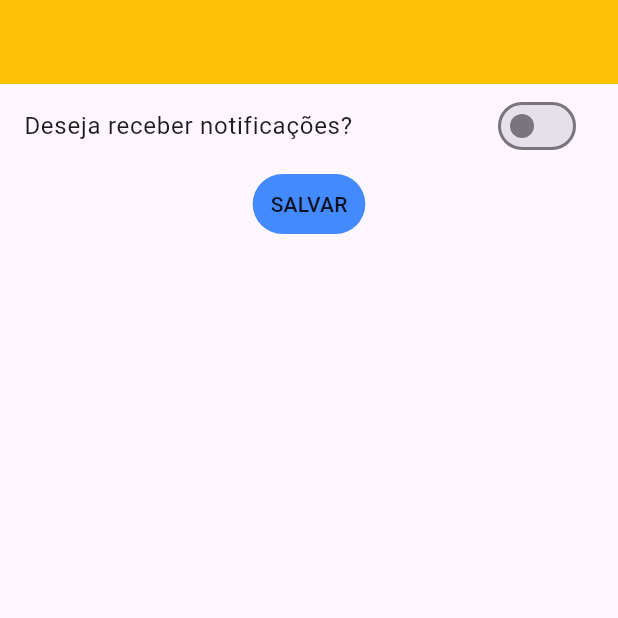
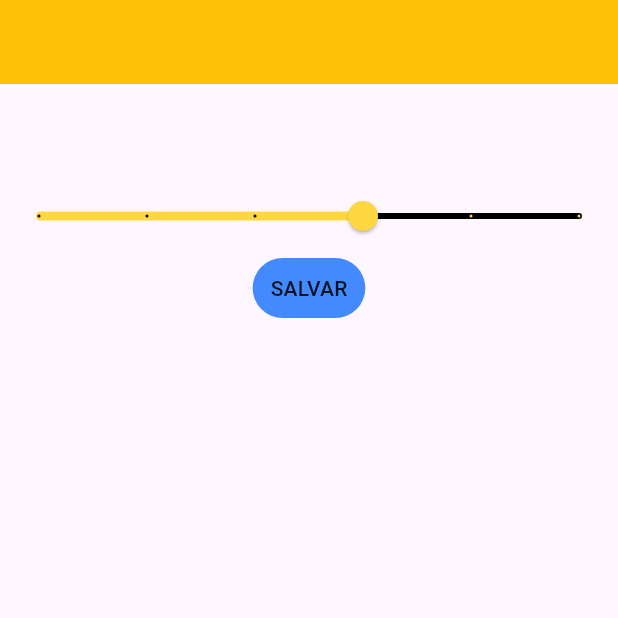
Before and after one commit to MauricioSts/APP_entrada-de-dados, a Flutter app: the screen it shows after launch, after a tap on "SALVAR", on a phone screen of 412 x 824 dp, the top half of it. Run offline on Flutter 3.47's test engine with Material 3 defaults, Android fonts, the light colour scheme and no system bars.

Commit message:
Aprendendo sobre Slider

```diff
--- /dev/null
+++ b/lib/EntradaSlider.dart
@@ -0,0 +1,49 @@
+import 'package:flutter/material.dart';
+
+class Entradaslider extends StatefulWidget {
+  const Entradaslider({super.key});
+
+  @override
+  State<Entradaslider> createState() => _EntradasliderState();
+}
+
+class _EntradasliderState extends State<Entradaslider> {
+  double _slides = 5;
+  String _labelValor = "Selecione um valor";
+
+  @override
+  Widget build(BuildContext context) {
+    return Scaffold(
+      appBar: AppBar(backgroundColor: Colors.amber),
+      body: Container(
+        child: Column(
+          children: [
+            Padding(padding: EdgeInsets.all(32)),
+            Slider(
+              min: 0,
+              max: 10,
+              value: _slides,
+              label: _labelValor,
+              divisions: 5,
+              activeColor: Colors.amberAccent,
+              inactiveColor: Colors.black,
+              onChanged: (double novoValor) {
+                setState(() {
+                  _slides = novoValor;
+                  _labelValor = novoValor.toString();
+                });
+              },
+            ),
+            TextButton(
+              onPressed: () {
+                print(_slides);
+              },
+              style: TextButton.styleFrom(backgroundColor: Colors.blueAccent),
+              child: Text("SALVAR", style: TextStyle(color: Colors.black87)),
+            ),
+          ],
+        ),
+      ),
+    );
+  }
+}
--- a/lib/main.dart
+++ b/lib/main.dart
@@ -1,8 +1,9 @@
 //import 'package:app_recebendo_dados/EntradaCheckBox.dart';
 //import 'package:app_recebendo_dados/EntradaRadioButton.dart';
-import 'package:app_recebendo_dados/EntradaSwitch.dart';
+//import 'package:app_recebendo_dados/EntradaSwitch.dart';
+import 'package:app_recebendo_dados/EntradaSlider.dart';
 import 'package:flutter/material.dart';
 
 void main() {
-  runApp(MaterialApp(debugShowCheckedModeBanner: false, home: Entradaswitch()));
+  runApp(MaterialApp(debugShowCheckedModeBanner: false, home: Entradaslider()));
 }
```
